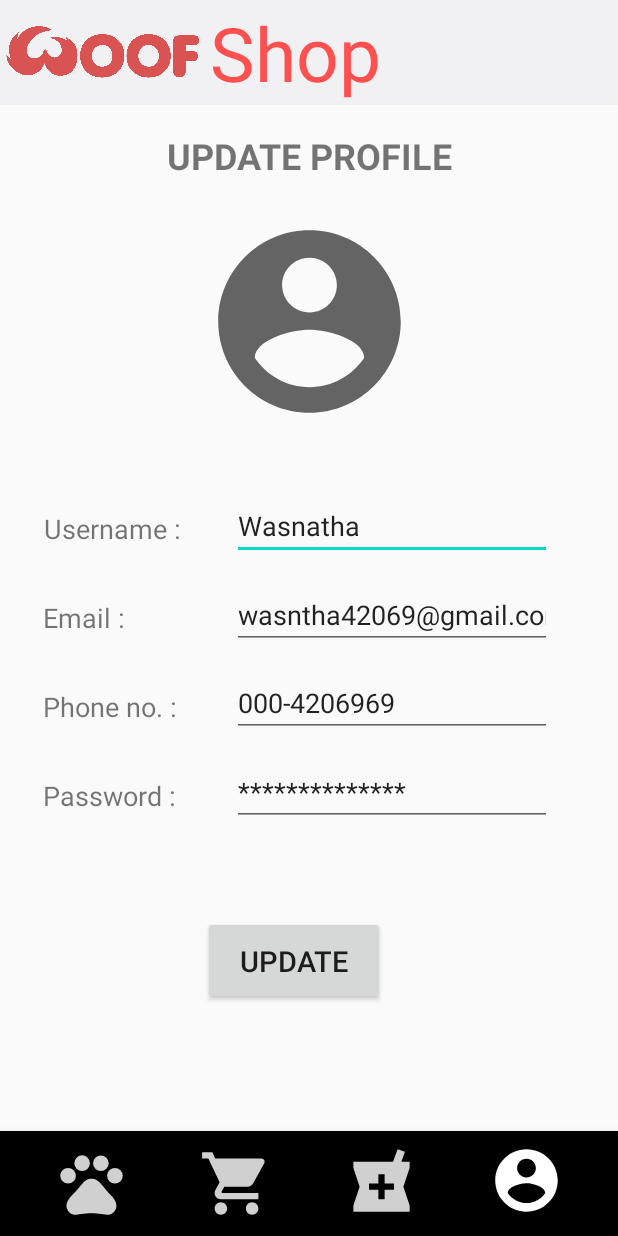
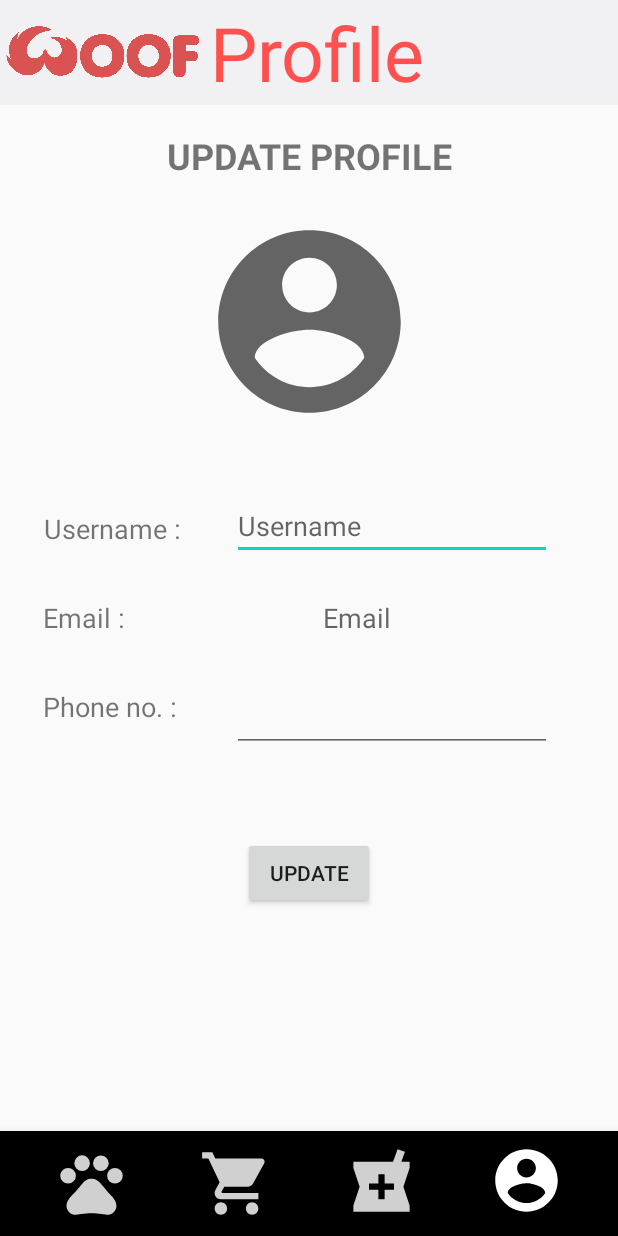
Before and after one commit to Sandun01/MAD_Project, an Android app: the woofprofile_updateProfile screen opened directly, with no data from a screen before it, on a phone screen of 412 x 824 dp. Run offline under Robolectric (Android 15) with nearby library versions, the phone set to English and light mode, and no system bars; Roboto replaces fonts that are not available here.

Commit message:
ravija user profile created

```diff
--- a/app/src/main/java/com/example/mad/woofadmin_addItem.java
+++ b/app/src/main/java/com/example/mad/woofadmin_addItem.java
@@ -85,6 +85,7 @@ public class woofadmin_addItem extends AppCompatActivity {
                 try{
 
                     //get details
+
                     itemName = txtProdName.getText().toString();
                     itemDescription = txtProdDescription.getText().toString();
                     itemPrice = Float.parseFloat(txtUnitPrice.getText().toString());
@@ -97,7 +98,7 @@ public class woofadmin_addItem extends AppCompatActivity {
                     else if (TextUtils.isEmpty(txtProdName.getText().toString()))
                         Toast.makeText(getApplicationContext(),"Enter product name",Toast.LENGTH_SHORT).show();
                     else if (TextUtils.isEmpty(txtProdDescription.getText().toString()))
-                        Toast.makeText(getApplicationContext(),"Enter product name",Toast.LENGTH_SHORT).show();
+                        Toast.makeText(getApplicationContext(),"Enter product description",Toast.LENGTH_SHORT).show();
                     else {
 
                         //store information of image
--- a/app/src/main/res/layout/activity_woofadmin_view_product.xml
+++ b/app/src/main/res/layout/activity_woofadmin_view_product.xml
@@ -58,7 +58,7 @@
             app:layout_constraintHorizontal_bias="0.498"
             app:layout_constraintStart_toStartOf="parent"
             app:layout_constraintTop_toTopOf="parent"
-            app:layout_constraintVertical_bias="1.0" />
+            app:layout_constraintVertical_bias="0.97" />
 
         <androidx.recyclerview.widget.RecyclerView
             android:id="@+id/recyclerView_Products"
--- a/app/src/main/res/layout/activity_woofcorner_edit_post.xml
+++ b/app/src/main/res/layout/activity_woofcorner_edit_post.xml
@@ -52,7 +52,11 @@
         android:layout_marginBottom="70dp"
         app:layout_constraintEnd_toEndOf="parent"
         app:layout_constraintHorizontal_bias="0.5"
-        app:layout_constraintStart_toStartOf="parent">
+        app:layout_constraintStart_toStartOf="parent"
+        android:layout_alignParentLeft="true"
+        android:layout_alignParentRight="true"
+        android:layout_marginLeft="-2dp"
+        android:layout_marginRight="3dp">
 
         <TextView
             android:id="@+id/textView10"
@@ -152,7 +156,7 @@
             app:layout_constraintTop_toBottomOf="@+id/imageView5" />
 
         <EditText
-            android:id="@+id/editTextTextPersonName4"
+            android:id="@+id/uname"
             android:layout_width="216dp"
             android:layout_height="39dp"
             android:layout_marginStart="4dp"
--- a/app/src/main/res/layout/activity_woofprofile_update_profile.xml
+++ b/app/src/main/res/layout/activity_woofprofile_update_profile.xml
@@ -4,7 +4,7 @@
     xmlns:tools="http://schemas.android.com/tools"
     android:layout_width="match_parent"
     android:layout_height="match_parent"
-    tools:context=".woofcare_show_clinics">
+    tools:context=".woofprofile_updateProfile">
 
     <!--Top menue bar begis-->
     <LinearLayout
@@ -26,7 +26,7 @@
             android:layout_height="wrap_content"
             android:layout_marginTop="1dp"
             android:fontFamily="@font/baloo_bhai"
-            android:text="@string/app_top_txtShop"
+            android:text="@string/app_top_txtProfile"
             android:textColor="@color/colorTheme"
             android:textSize="50sp" />
 
@@ -35,8 +35,6 @@
 
 
     <!--body start-->
-    <!--body end-->
-
 
     <!--Bottom navigation bar begins-->
 
@@ -64,12 +62,12 @@
             android:id="@+id/imageView"
             android:layout_width="183dp"
             android:layout_height="146dp"
-            android:src="@drawable/ic_app_bottomnavibar_profile"
             app:layout_constraintBottom_toBottomOf="parent"
             app:layout_constraintEnd_toEndOf="parent"
             app:layout_constraintStart_toStartOf="parent"
             app:layout_constraintTop_toTopOf="parent"
-            app:layout_constraintVertical_bias="0.132" />
+            app:layout_constraintVertical_bias="0.132"
+            app:srcCompat="@drawable/ic_app_bottomnavibar_profile" />
 
         <TextView
             android:id="@+id/textView4"
@@ -110,39 +108,13 @@
             app:layout_constraintTop_toTopOf="parent"
             app:layout_constraintVertical_bias="0.589" />
 
-        <TextView
-            android:id="@+id/textView34"
-            android:layout_width="wrap_content"
-            android:layout_height="wrap_content"
-            android:text="@string/woofown_pro_txtpassword"
-            android:textSize="18sp"
-            app:layout_constraintBottom_toBottomOf="parent"
-            app:layout_constraintEnd_toEndOf="parent"
-            app:layout_constraintHorizontal_bias="0.089"
-            app:layout_constraintStart_toStartOf="parent"
-            app:layout_constraintTop_toTopOf="parent"
-            app:layout_constraintVertical_bias="0.679" />
-
-        <Button
-            android:id="@+id/owner_update"
-            android:layout_width="121dp"
-            android:layout_height="59dp"
-            android:text="@string/woofown_pro_update_BTN_txt"
-            android:textSize="19sp"
-            app:layout_constraintBottom_toBottomOf="parent"
-            app:layout_constraintEnd_toEndOf="parent"
-            app:layout_constraintHorizontal_bias="0.465"
-            app:layout_constraintStart_toStartOf="parent"
-            app:layout_constraintTop_toTopOf="parent"
-            app:layout_constraintVertical_bias="0.866" />
-
         <EditText
-            android:id="@+id/editTextTextPersonName4"
+            android:id="@+id/uname"
             android:layout_width="wrap_content"
             android:layout_height="wrap_content"
             android:ems="10"
+            android:hint="@string/signupUsernameTxt"
             android:inputType="textPersonName"
-            android:text="@string/woofown_pro_usernameD"
             app:layout_constraintBottom_toBottomOf="parent"
             app:layout_constraintEnd_toEndOf="parent"
             app:layout_constraintHorizontal_bias="0.777"
@@ -150,50 +122,46 @@
             app:layout_constraintTop_toTopOf="parent"
             app:layout_constraintVertical_bias="0.404" />
 
+        <TextView
+            android:id="@+id/userEmail"
+            android:layout_width="wrap_content"
+            android:layout_height="wrap_content"
+            android:hint="@string/signupemailTxt"
+            android:textSize="18sp"
+            app:layout_constraintBottom_toBottomOf="parent"
+            app:layout_constraintEnd_toEndOf="parent"
+            app:layout_constraintHorizontal_bias="0.588"
+            app:layout_constraintStart_toStartOf="parent"
+            app:layout_constraintTop_toTopOf="parent"
+            app:layout_constraintVertical_bias="0.499" />
+
+        <Button
+            android:id="@+id/updateuserBtn"
+            android:layout_width="wrap_content"
+            android:layout_height="wrap_content"
+            android:text="@string/woofown_pro_update_BTN_txt"
+            app:layout_constraintBottom_toBottomOf="parent"
+            app:layout_constraintEnd_toEndOf="parent"
+            app:layout_constraintHorizontal_bias="0.5"
+            app:layout_constraintStart_toStartOf="parent"
+            app:layout_constraintTop_toTopOf="parent"
+            app:layout_constraintVertical_bias="0.767" />
+
         <EditText
-            android:id="@+id/editTextTextPersonName5"
+            android:id="@+id/userPhoneInput"
             android:layout_width="wrap_content"
             android:layout_height="wrap_content"
             android:ems="10"
-            android:inputType="textPersonName"
-            android:text="@string/woofown_pro_txtEmailD"
+            android:inputType="numberSigned"
             app:layout_constraintBottom_toBottomOf="parent"
             app:layout_constraintEnd_toEndOf="parent"
             app:layout_constraintHorizontal_bias="0.777"
             app:layout_constraintStart_toStartOf="parent"
             app:layout_constraintTop_toTopOf="parent"
-            app:layout_constraintVertical_bias="0.497" />
-
-        <EditText
-            android:id="@+id/editTextTextPersonName6"
-            android:layout_width="wrap_content"
-            android:layout_height="wrap_content"
-            android:ems="10"
-            android:inputType="textPersonName"
-            android:text="@string/woofown_pro_txtphoneD"
-            app:layout_constraintBottom_toBottomOf="parent"
-            app:layout_constraintEnd_toEndOf="parent"
-            app:layout_constraintHorizontal_bias="0.777"
-            app:layout_constraintStart_toStartOf="parent"
-            app:layout_constraintTop_toTopOf="parent"
-            app:layout_constraintVertical_bias="0.589" />
-
-        <EditText
-            android:id="@+id/editTextTextPersonName7"
-            android:layout_width="wrap_content"
-            android:layout_height="wrap_content"
-            android:ems="10"
-            android:inputType="textPersonName"
-            android:text="@string/woofown_pro_txtpasswordD"
-            app:layout_constraintBottom_toBottomOf="parent"
-            app:layout_constraintEnd_toEndOf="parent"
-            app:layout_constraintHorizontal_bias="0.777"
-            app:layout_constraintStart_toStartOf="parent"
-            app:layout_constraintTop_toTopOf="parent"
-            app:layout_constraintVertical_bias="0.682" />
+            app:layout_constraintVertical_bias="0.604" />
 
     </androidx.constraintlayout.widget.ConstraintLayout>
-
+    <!--body end-->
     <com.google.android.material.bottomnavigation.BottomNavigationView
         android:id="@+id/app_bottom_navigationbar"
         android:layout_width="match_parent"
```
Also changed, not shown: app/src/main/ic_launcher-playstore.png (added), app/src/main/res/mipmap-hdpi/ic_launcher_background.png (added), app/src/main/res/mipmap-hdpi/ic_launcher_foreground.png (added), app/src/main/res/mipmap-mdpi/ic_launcher_background.png (added), app/src/main/res/mipmap-mdpi/ic_launcher_foreground.png (added), app/src/main/res/mipmap-xhdpi/ic_launcher_background.png (added), app/src/main/res/mipmap-xhdpi/ic_launcher_foreground.png (added), app/src/main/res/mipmap-xxhdpi/ic_launcher_background.png (added), app/src/main/res/mipmap-xxhdpi/ic_launcher_foreground.png (added), app/src/main/res/mipmap-xxxhdpi/ic_launcher_background.png (added), app/src/main/res/mipmap-xxxhdpi/ic_launcher_foreground.png (added).
